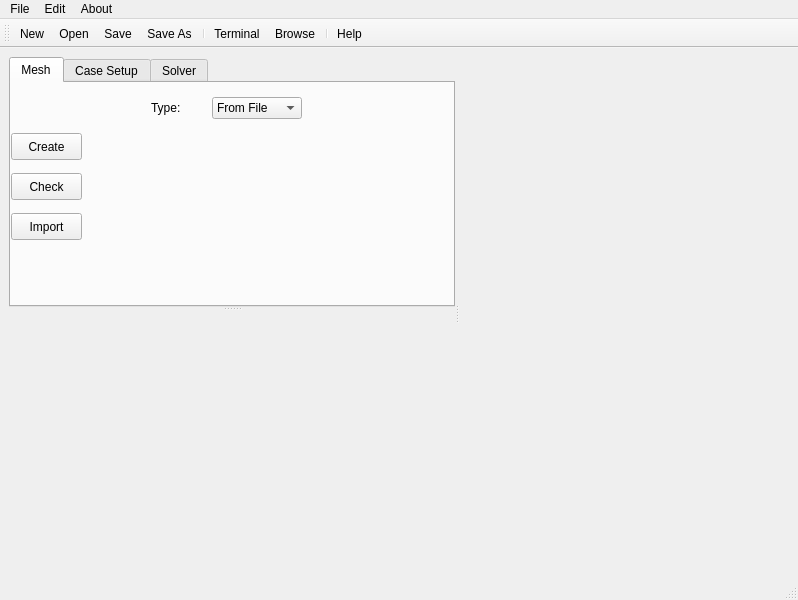
The window that petroFoam.ui (Eng-RSMY/petroFoam) describes before a commit, drawn with Qt 5.
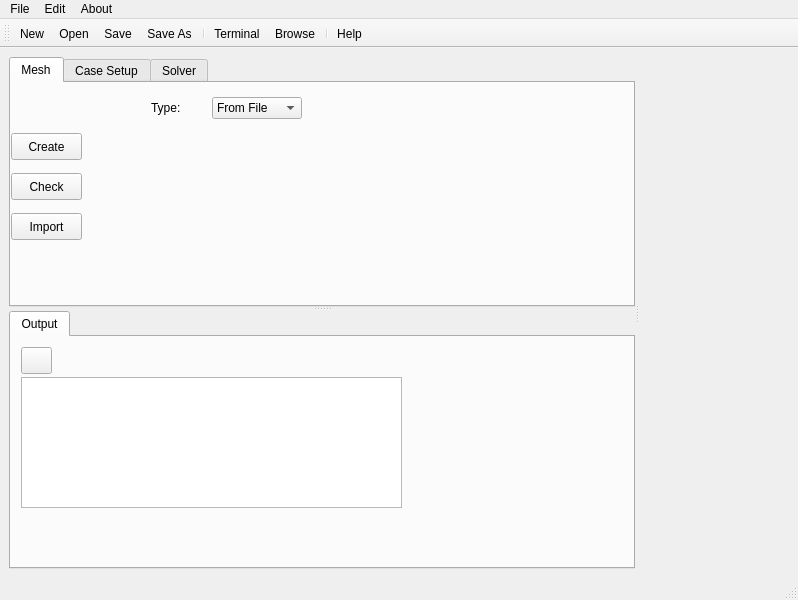
The same window after the commit. Icons and pictures are not drawn.

Patch:
```diff
--- a/petroFoam.ui
+++ b/petroFoam.ui
@@ -158,7 +158,49 @@
             </attribute>
            </widget>
           </widget>
-          <widget class="QWidget" name="widget_3" native="true"/>
+          <widget class="QWidget" name="widget_3" native="true">
+           <layout class="QHBoxLayout" name="horizontalLayout_2">
+            <item>
+             <widget class="QTabWidget" name="tabWidget_2">
+              <property name="currentIndex">
+               <number>0</number>
+              </property>
+              <widget class="QWidget" name="tab_4">
+               <attribute name="title">
+                <string>Output</string>
+               </attribute>
+               <widget class="QPushButton" name="pushButton">
+                <property name="geometry">
+                 <rect>
+                  <x>10</x>
+                  <y>10</y>
+                  <width>31</width>
+                  <height>27</height>
+                 </rect>
+                </property>
+                <property name="text">
+                 <string/>
+                </property>
+                <property name="icon">
+                 <iconset resource="resources.qrc">
+                  <normaloff>:/newPrefix/images/fromHelyx/fileSave16.png</normaloff>:/newPrefix/images/fromHelyx/fileSave16.png</iconset>
+                </property>
+               </widget>
+               <widget class="QTextEdit" name="textEdit">
+                <property name="geometry">
+                 <rect>
+                  <x>10</x>
+                  <y>40</y>
+                  <width>381</width>
+                  <height>131</height>
+                 </rect>
+                </property>
+               </widget>
+              </widget>
+             </widget>
+            </item>
+           </layout>
+          </widget>
          </widget>
         </item>
        </layout>
@@ -176,6 +218,7 @@
          <height>0</height>
         </size>
        </property>
+       <layout class="QVBoxLayout" name="verticalLayout_2"/>
       </widget>
      </widget>
     </item>
```
